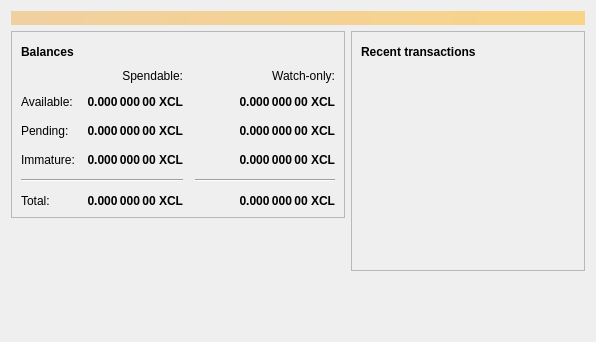
The window that src/qt/forms/overviewpage.ui (XcelRProject/XcelR) describes before a commit, drawn with Qt 5.
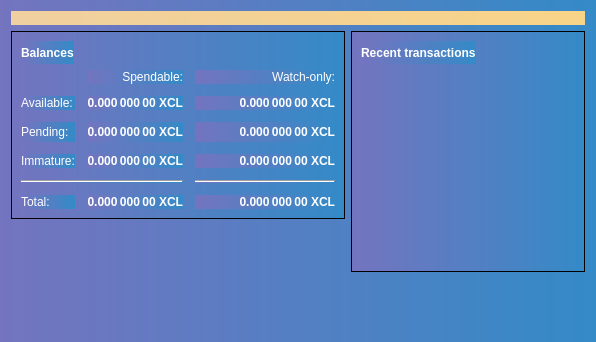
The same window after the commit. Icons and pictures are not drawn.

Patch:
```diff
--- a/src/qt/forms/overviewpage.ui
+++ b/src/qt/forms/overviewpage.ui
@@ -13,6 +13,9 @@
   <property name="windowTitle">
    <string>Form</string>
   </property>
+  <property name="styleSheet">
+   <string notr="true">background-color: qlineargradient(spread:pad, x1:0, y1:0, x2:1, y2:0, stop:0 rgba(116, 116, 191, 255), stop:1 rgba(52, 138, 199, 255));</string>
+  </property>
   <layout class="QVBoxLayout" name="topLayout">
    <item>
     <widget class="QLabel" name="labelAlerts">
@@ -39,6 +42,9 @@
       <layout class="QVBoxLayout" name="verticalLayout_2">
        <item>
         <widget class="QFrame" name="frame">
+         <property name="styleSheet">
+          <string notr="true">color: rgb(255, 255, 255);</string>
+         </property>
          <property name="frameShape">
           <enum>QFrame::StyledPanel</enum>
          </property>
@@ -425,6 +431,9 @@
       <layout class="QVBoxLayout" name="verticalLayout_3">
        <item>
         <widget class="QFrame" name="frame_2">
+         <property name="styleSheet">
+          <string notr="true">color: rgb(255, 255, 255);</string>
+         </property>
          <property name="frameShape">
           <enum>QFrame::StyledPanel</enum>
          </property>
```
Left out of the diff: 4 changed lines with no effect on the pictures.
